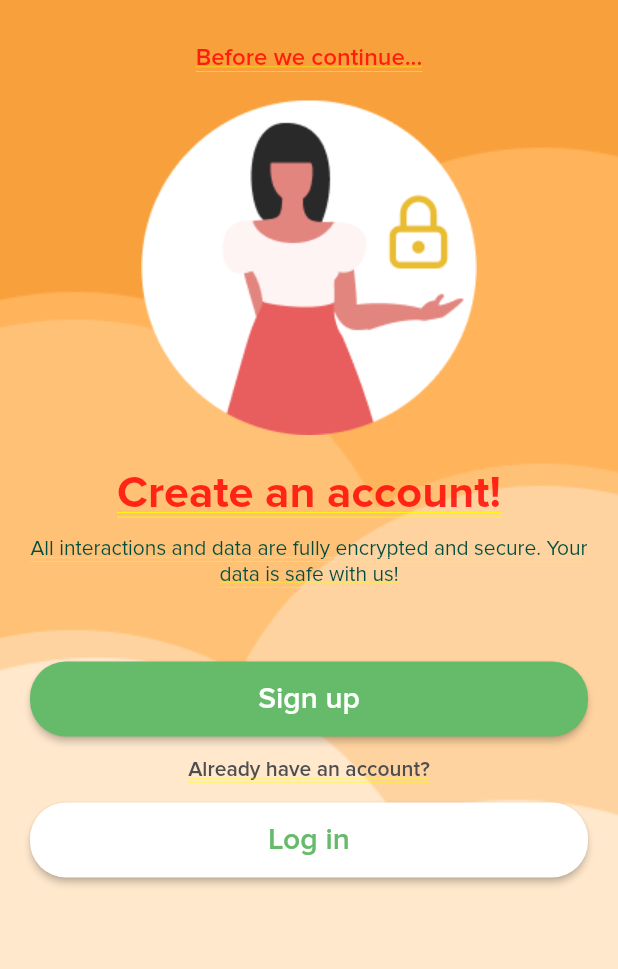
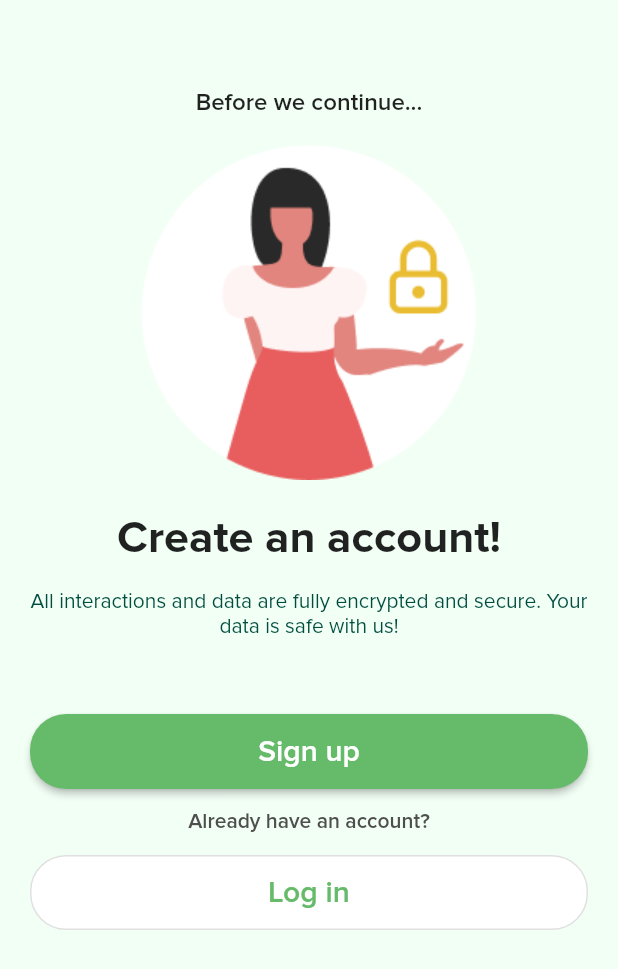
Before and after one commit to JobCuta/CIS-9340-Thesis, a Flutter app: the CreateAccountScreen screen opened by its route, on a phone screen of 412 x 824 dp. Shown: the top 969 px of the screen. Run offline on Flutter 3.47's test engine with Material 2 defaults, Android fonts, the phone set to English and light mode, and no system bars; our stand-ins replace animated_text_kit, circular_countdown_timer, email_validator, flutter_secure_storage, get, multi_select_flutter and 4 more; missing offline and left inert: shake; accounts and stored records are empty.

Commit message:
minor fixes to create account screen

```diff
--- a/lib/screens/onboarding/login_registration/CreateAccountScreen.dart
+++ b/lib/screens/onboarding/login_registration/CreateAccountScreen.dart
@@ -11,18 +11,16 @@
 
   @override
   Widget build(BuildContext context) {
-    return Container(
+    return Scaffold(
+      body: Container(
         decoration: const BoxDecoration(
-        image: DecorationImage(
-            image: AssetImage(
-              'assets/background_images/orange_circles_background.png',
+          color: Color.fromRGBO(242, 255, 245, 1.0)
         ),
-            fit: BoxFit.cover)),
         child: Column(
           crossAxisAlignment: CrossAxisAlignment.center,
           children: <Widget>[
             const Padding(
-            padding: EdgeInsets.fromLTRB(15, 30, 15, 15),
+              padding: EdgeInsets.fromLTRB(15, 60, 15, 15),
               child: Text(
                 'Before we continue...',
                 softWrap: true,
@@ -45,7 +43,7 @@
                   fontSize: 30,
                   fontFamily: 'Proxima Nova'),
             ),
-          const SizedBox(height: 10.0),
+            const SizedBox(height: 15.0),
             Padding(
               padding: const EdgeInsets.symmetric(horizontal: 20.0),
               child: Text(
@@ -122,8 +120,10 @@
                 height: 50,
                 child: ElevatedButton(
                   style: ElevatedButton.styleFrom(
+                    shadowColor: Colors.transparent,
                     shape: RoundedRectangleBorder(
                       borderRadius: BorderRadius.circular(24),
+                      side: BorderSide(color: Colors.grey.shade300)
                     ),
                     padding: const EdgeInsets.all(12),
                     primary: Colors.white,
@@ -161,6 +161,7 @@
             ),
           ],
         )
+      ),
     );
   }
 }
```
Lines whose indentation alone changed are shown as unchanged.
